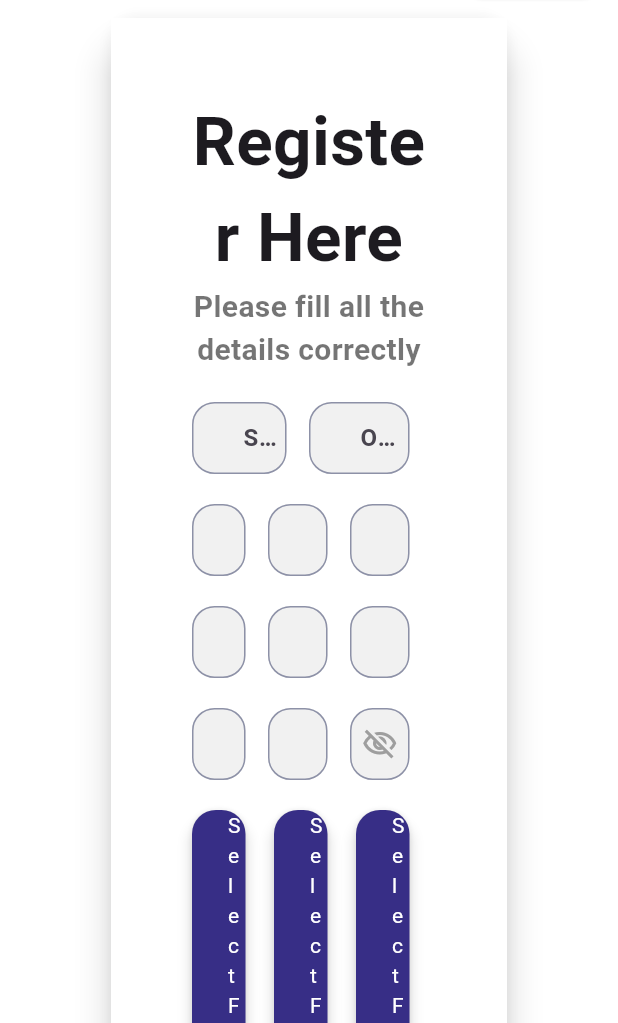
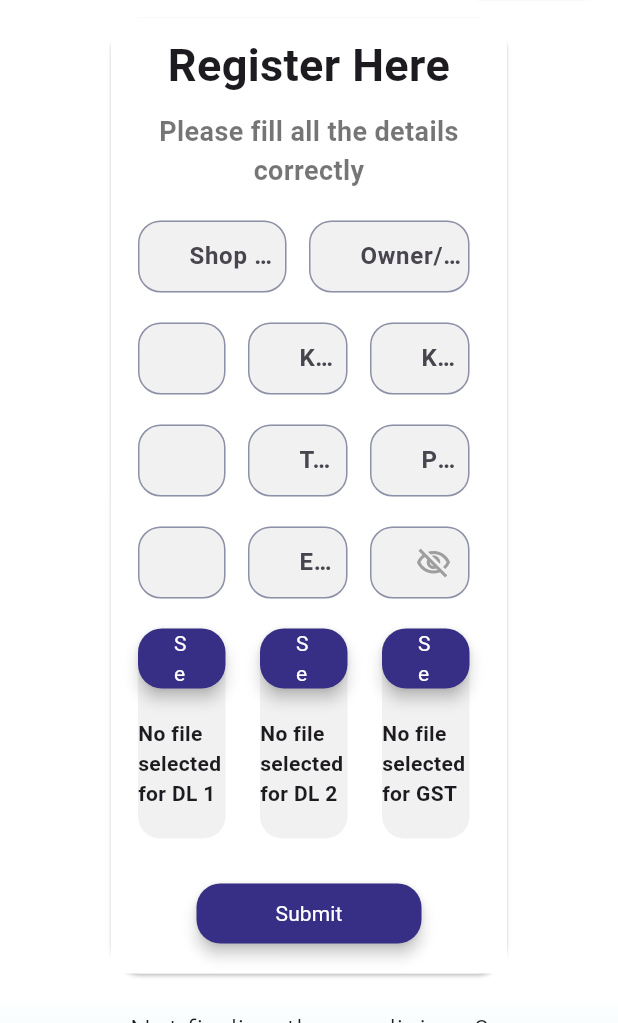
Before and after one commit to Jnananidhi/almed_in, a Flutter app: the RegistrationScreen screen opened directly, on a phone screen of 412 x 824 dp, the part 213-1236 px from its top. Run offline on Flutter 3.47's test engine with Material 3 defaults, Android fonts, the phone set to English and light mode, and no system bars; drawn by our look-alikes of badges; our stand-ins replace carousel_slider, dots_indicator, expansion_tile_card, file_picker, flutter_easyloading, fluttertoast and 4 more; missing offline and left inert: email_otp, hover_menu, universal_html; accounts and stored records are empty; network calls fail.

Commit message:
7/12/2023 ui v7 updated

```diff
--- a/lib/Screens/Home/Authentication/login_screen.dart
+++ b/lib/Screens/Home/Authentication/login_screen.dart
@@ -220,14 +220,14 @@ import '../products/products_screen.dart';
                     margin: EdgeInsets.only(top: 15),
                     width: 380,
                     child: Card(
-                      elevation: 20,
+                      //elevation: 20,
                       child: Column(
                         mainAxisSize: MainAxisSize.min, // Set the mainAxisSize to min
                         children: [
                           Text(
                             'Login',
                             style: TextStyle(
-                              fontSize: 45,
+                              fontSize: 30,
                               fontFamily: 'DMSans Bold',
                             ),
                           ),
--- a/lib/Screens/Home/widgets/registration_form.dart
+++ b/lib/Screens/Home/widgets/registration_form.dart
@@ -174,13 +174,13 @@ class _RegistrationFormState extends State<RegistrationForm> {
               shape: RoundedRectangleBorder(
                 borderRadius: BorderRadius.circular(20.0),
               ),
-              elevation: 10,
+              // elevation: 10,
               child: Container(
                 decoration: const BoxDecoration(color: kWhiteColor),
                 child:  Form(
                   key: _formKey,
                   child: Padding(
-                    padding: EdgeInsets.all(50),
+                    padding: EdgeInsets.all(10),
                     child: Column(
                       children: [
                         Text(
@@ -188,16 +188,17 @@ class _RegistrationFormState extends State<RegistrationForm> {
                           textAlign: TextAlign.center,
                           style: TextStyle(
                             fontFamily: 'DMSans Bold',
-                            fontSize: 45,
+                            fontSize: 30,
                           ),
                         ),
+                        SizedBox(height: 10,),
                         Text(
                           "Please fill all the details correctly",
                           textAlign: TextAlign.center,
                           style: TextStyle(
                             color: Colors.black54,
                             fontFamily: 'DMSans Bold',
-                            fontSize: 20,
+                            fontSize: 18,
                           ),
                         ),
 
@@ -205,17 +206,17 @@ class _RegistrationFormState extends State<RegistrationForm> {
                           children: [
                             Expanded(
                               child: Container(
-                                margin: const EdgeInsets.only(top:20.0,left: 4.0,right: 15.0),
+                                margin: const EdgeInsets.only(top:20.0,left: 8.0,right: 15.0),
                                 decoration: BoxDecoration(
                                   borderRadius: BorderRadius.circular(15),
                                   color: kgreyColor,
                                 ),
                                 child: TextFormField(
                                   decoration: InputDecoration(
-                                    hintText: 'Shop name as in DL/ Hospital / Clinic name',
+                                    labelText: 'Shop name as in DL/ Hospital / Clinic name',
                                     filled: true,
                                     fillColor: kgreyColor,
-                                    labelStyle: TextStyle(fontSize: 12),
+                                    labelStyle: TextStyle(fontSize: 16),
                                     contentPadding: const EdgeInsets.only(left: 30),
                                     enabledBorder: OutlineInputBorder(
                                       borderSide: BorderSide(color: kDarkgreyColor),
@@ -245,10 +246,10 @@ class _RegistrationFormState extends State<RegistrationForm> {
                                 ),
                                 child: TextFormField(
                                   decoration: InputDecoration(
-                                    hintText: 'Owner/ In charge/ Doctor Name',
+                                    labelText: 'Owner/ In charge/ Doctor Name',
                                     filled: true,
                                     fillColor: kgreyColor,
-                                    labelStyle: TextStyle(fontSize: 12),
+                                    labelStyle: TextStyle(fontSize: 16),
                                     contentPadding: const EdgeInsets.only(left: 30),
                                     enabledBorder: OutlineInputBorder(
                                       borderSide: BorderSide(color: kDarkgreyColor),
@@ -275,17 +276,17 @@ class _RegistrationFormState extends State<RegistrationForm> {
                           children: [
                             Expanded(
                               child: Container(
-                                margin: const EdgeInsets.only(top:20.0,left: 4.0,right: 15.0),
+                                margin: const EdgeInsets.only(top:20.0,left: 8.0,right: 15.0),
                                 decoration: BoxDecoration(
                                   borderRadius: BorderRadius.circular(15),
                                   color: kgreyColor,
                                 ),
                                 child: TextFormField(
                                   decoration: InputDecoration(
-                                    hintText: 'GST No',
+                                    labelText: 'GST No',
                                     filled: true,
                                     fillColor: kgreyColor,
-                                    labelStyle: TextStyle(fontSize: 12),
+                                    labelStyle: TextStyle(fontSize: 16),
                                     contentPadding: const EdgeInsets.only(left: 30),
                                     enabledBorder: OutlineInputBorder(
                                       borderSide: BorderSide(color: kDarkgreyColor),
@@ -315,11 +316,11 @@ class _RegistrationFormState extends State<RegistrationForm> {
                                 ),
                                 child: TextFormField(
                                   decoration: InputDecoration(
-                                    hintText: 'KMC / DL No 1',
+                                    labelText: 'KMC / DL No 1',
 
                                     filled: true,
                                     fillColor: kgreyColor,
-                                    labelStyle: TextStyle(fontSize: 12),
+                                    labelStyle: TextStyle(fontSize: 16),
                                     contentPadding: const EdgeInsets.only(left: 30),
                                     enabledBorder: OutlineInputBorder(
                                       borderSide: BorderSide(color: kDarkgreyColor),
@@ -348,11 +349,11 @@ class _RegistrationFormState extends State<RegistrationForm> {
                                 ),
                                 child: TextFormField(
                                   decoration: InputDecoration(
-                                    hintText: 'KMC / DL No 2',
+                                    labelText: 'KMC / DL No 2',
 
                                     filled: true,
                                     fillColor: kgreyColor,
-                                    labelStyle: TextStyle(fontSize: 12),
+                                    labelStyle: TextStyle(fontSize: 16),
                                     contentPadding: const EdgeInsets.only(left: 30),
                                     enabledBorder: OutlineInputBorder(
                                       borderSide: BorderSide(color: kDarkgreyColor),
@@ -380,18 +381,18 @@ class _RegistrationFormState extends State<RegistrationForm> {
                           children: [
                             Expanded(
                               child: Container(
-                                margin: const EdgeInsets.only(top:20.0,left: 4.0,right: 15.0),
+                                margin: const EdgeInsets.only(top:20.0,left: 8.0,right: 15.0),
                                 decoration: BoxDecoration(
                                   borderRadius: BorderRadius.circular(15),
                                   color: kgreyColor,
                                 ),
                                 child: TextFormField(
                                   decoration: InputDecoration(
-                                    hintText: 'Address as in DL',
+                                    labelText: 'Address as in DL',
 
                                     filled: true,
                                     fillColor: kgreyColor,
-                                    labelStyle: TextStyle(fontSize: 12),
+                                    labelStyle: TextStyle(fontSize: 16),
                                     contentPadding: const EdgeInsets.only(left: 30),
                                     enabledBorder: OutlineInputBorder(
                                       borderSide: BorderSide(color: kDarkgreyColor),
@@ -421,11 +422,11 @@ class _RegistrationFormState extends State<RegistrationForm> {
                                 ),
                                 child: TextFormField(
                                   decoration: InputDecoration(
-                                    hintText: 'Town/City',
+                                    labelText: 'Town/City',
 
                                     filled: true,
                                     fillColor: kgreyColor,
-                                    labelStyle: TextStyle(fontSize: 12),
+                                    labelStyle: TextStyle(fontSize: 16),
                                     contentPadding: const EdgeInsets.only(left: 30),
                                     enabledBorder: OutlineInputBorder(
                                       borderSide: BorderSide(color: kDarkgreyColor),
@@ -455,11 +456,11 @@ class _RegistrationFormState extends State<RegistrationForm> {
                                 ),
                                 child: TextFormField(
                                   decoration: InputDecoration(
-                                    hintText: 'Postcode/ZIP',
+                                    labelText: 'Postcode/ZIP',
 
                                     filled: true,
                                     fillColor: kgreyColor,
-                                    labelStyle: TextStyle(fontSize: 12),
+                                    labelStyle: TextStyle(fontSize: 16),
                                     contentPadding: const EdgeInsets.only(left: 30),
                                     enabledBorder: OutlineInputBorder(
                                       borderSide: BorderSide(color: kDarkgreyColor),
@@ -486,18 +487,18 @@ class _RegistrationFormState extends State<RegistrationForm> {
                           children: [
                             Expanded(
                               child: Container(
-                                margin: const EdgeInsets.only(top:20.0,left: 4.0,right: 15.0),
+                                margin: const EdgeInsets.only(top:20.0,left: 8.0,right: 15.0),
                                 decoration: BoxDecoration(
                                   borderRadius: BorderRadius.circular(15),
                                   color: kgreyColor,
                                 ),
                                 child: TextFormField(
                                   decoration: InputDecoration(
-                                    hintText: 'Phone',
+                                    labelText: 'Phone',
 
                                     filled: true,
                                     fillColor: kgreyColor,
-                                    labelStyle: TextStyle(fontSize: 12),
+                                    labelStyle: TextStyle(fontSize: 16),
                                     contentPadding: const EdgeInsets.only(left: 30),
                                     enabledBorder: OutlineInputBorder(
                                       borderSide: BorderSide(color: kDarkgreyColor),
@@ -528,11 +529,11 @@ class _RegistrationFormState extends State<RegistrationForm> {
                                 ),
                                 child: TextFormField(
                                   decoration: InputDecoration(
-                                    hintText: 'Email',
+                                    labelText: 'Email',
 
                                     filled: true,
                                     fillColor: kgreyColor,
-                                    labelStyle: TextStyle(fontSize: 12),
+                                    labelStyle: TextStyle(fontSize: 16),
                                     contentPadding: const EdgeInsets.only(left: 30),
                                     enabledBorder: OutlineInputBorder(
                                       borderSide: BorderSide(color: kDarkgreyColor),
@@ -562,7 +563,7 @@ class _RegistrationFormState extends State<RegistrationForm> {
                                 child: TextFormField(
                                   obscureText: obscureText,
                                   decoration: InputDecoration(
-                                    hintText: 'Password',
+                                    labelText: 'Password',
                                     suffixIcon: InkWell(
                                       onTap: togglePasswordVisibility,
                                       child: Icon(
@@ -574,7 +575,7 @@ class _RegistrationFormState extends State<RegistrationForm> {
                                     ),
                                     filled: true,
                                     fillColor: kgreyColor,
-                                    labelStyle: TextStyle(fontSize: 12),
+                                    labelStyle: TextStyle(fontSize: 16),
                                     contentPadding: const EdgeInsets.only(left: 30),
                                     enabledBorder: OutlineInputBorder(
                                       borderSide: BorderSide(color: kDarkgreyColor),
@@ -601,7 +602,7 @@ class _RegistrationFormState extends State<RegistrationForm> {
                           children: [
                             Expanded(
                               child: Container(
-                                margin: const EdgeInsets.only(top: 20.0, left: 4.0, right: 15.0,bottom: 10.0),
+                                margin: const EdgeInsets.only(top: 20.0, left: 8.0, right: 15.0,bottom: 10.0),
                                 decoration: BoxDecoration(
                                   borderRadius: BorderRadius.circular(15),
                                   color: kgreyColor,
@@ -618,9 +619,12 @@ class _RegistrationFormState extends State<RegistrationForm> {
                                     //   ),
                                     //   child: UploadFilePage(),
                                     // ),
-                                    CustomButton(
+                                    SizedBox(
+                                      height: 40,
+                                      child: CustomButton(
                                         onPressed: _pickFileButton1,
                                         label: 'Select File for DL 1',
+                                      ),
                                     ),
                                     SizedBox(height: 20),
                                     _fileButton1 != null
@@ -642,7 +646,7 @@ class _RegistrationFormState extends State<RegistrationForm> {
                             ),
                             Expanded(
                               child: Container(
-                                margin: const EdgeInsets.only(top: 20.0, left: 4.0, right: 15.0, bottom: 10.0),
+                                margin: const EdgeInsets.only(top: 20.0, left: 8.0, right: 15.0, bottom: 10.0),
                                 decoration: BoxDecoration(
                                   borderRadius: BorderRadius.circular(15),
                                   color: kgreyColor,
@@ -662,9 +666,12 @@ class _RegistrationFormState extends State<RegistrationForm> {
                                     //   onPressed: _pickFileButton2,
                                     //   child: Text('Pick File'),
                                     // ),
-                                    CustomButton(
+                                    SizedBox(
+                                      height: 40,
+                                      child: CustomButton(
                                         onPressed: _pickFileButton2,
                                         label: 'Select File for DL 2',
+                                      ),
                                     ),
                                     SizedBox(height: 20),
                                     _fileButton2 != null
@@ -676,7 +683,7 @@ class _RegistrationFormState extends State<RegistrationForm> {
                             ),
                             Expanded(
                               child: Container(
-                                margin: const EdgeInsets.only(top: 20.0, left: 4.0, right: 15.0, bottom: 10.0),
+                                margin: const EdgeInsets.only(top: 20.0, left: 8.0, right: 15.0, bottom: 10.0),
                                 decoration: BoxDecoration(
                                   borderRadius: BorderRadius.circular(15),
                                   color: kgreyColor,
@@ -696,9 +703,12 @@ class _RegistrationFormState extends State<RegistrationForm> {
                                     //   onPressed: _pickFileButton3,
                                     //   child: Text('Pick File'),
                                     // ),
-                                    CustomButton(
+                                    SizedBox(
+                                      height: 40,
+                                      child: CustomButton(
                                         onPressed: _pickFileButton3,
                                         label: 'Select File for GST',
+                                      ),
                                     ),
                                     SizedBox(height: 20),
                                     _fileButton3 != null
@@ -724,6 +734,9 @@ class _RegistrationFormState extends State<RegistrationForm> {
                                   borderRadius: BorderRadius.circular(15),
                                   color: kgreyColor,
                                 ),
+                                child: SizedBox(
+                                  height: 40,
+                                  width: 150,
                                   child: CustomButton(
                                     label: 'Submit',
                                     onPressed: (){
@@ -746,6 +759,7 @@ class _RegistrationFormState extends State<RegistrationForm> {
                                     },
                                   ),
                                 ),
+                              ),
                             ],
                           ),
                         ),
```
Lines whose indentation alone changed are shown as unchanged.
